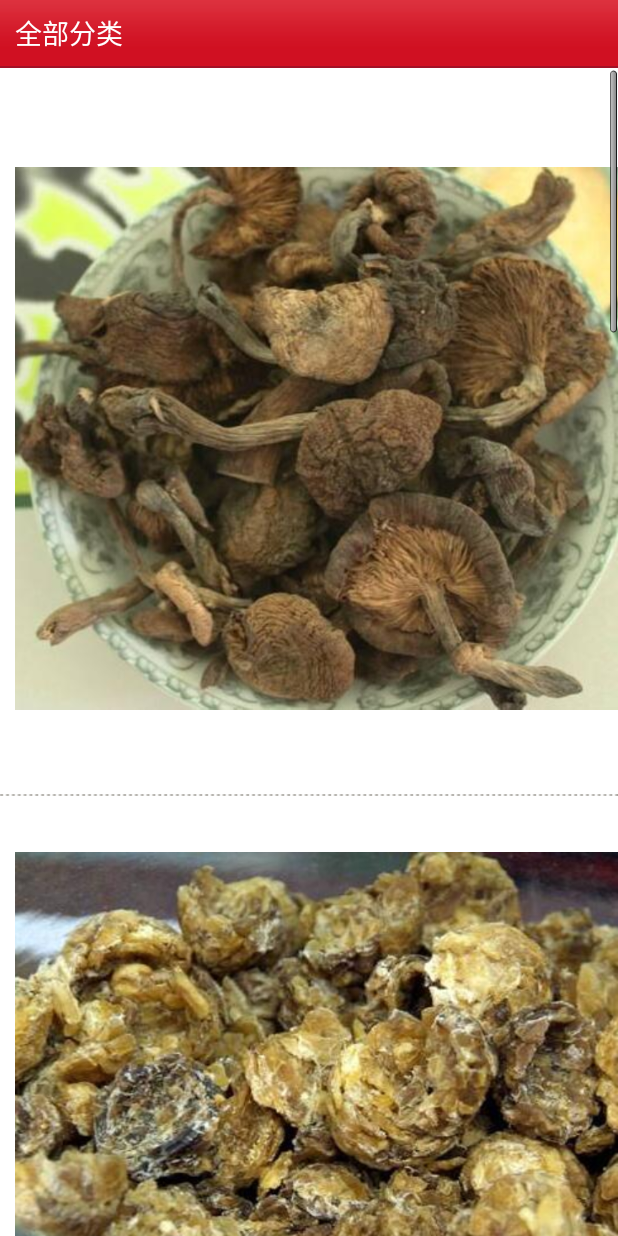
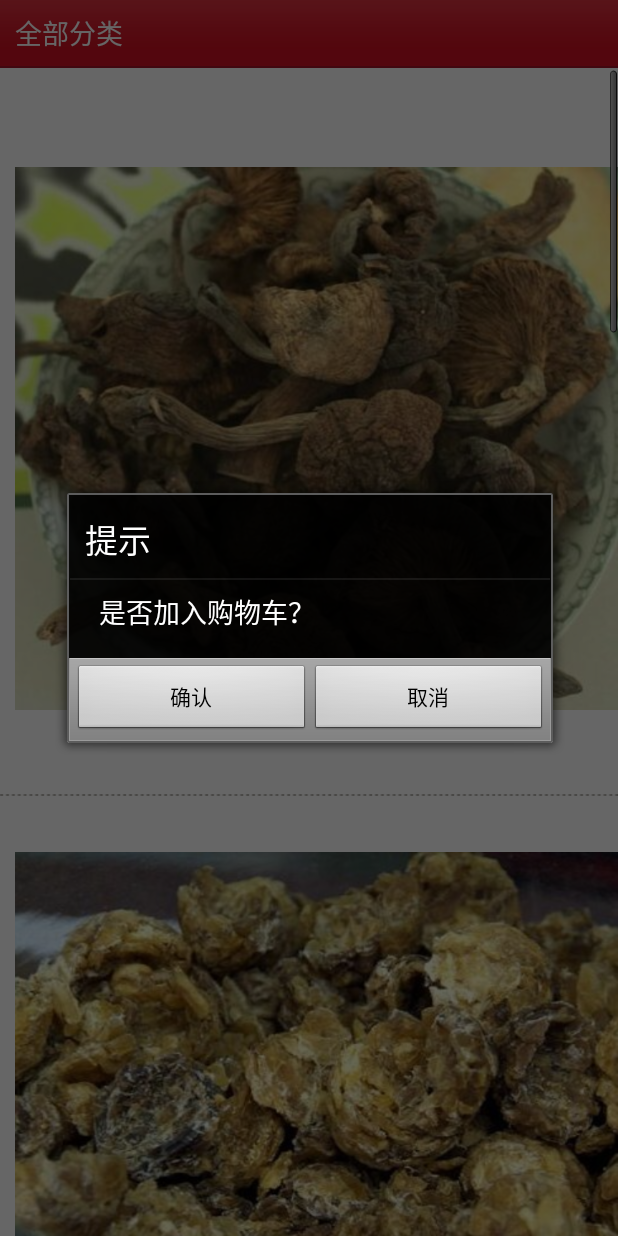
Before and after one commit to tiejiang/The-northeast-specialty-store, an Android app: the CategoryActivity screen opened directly, with no data from a screen before it, after a tap on "山珍", on a phone screen of 412 x 824 dp. Run offline under Robolectric (Android 15) with nearby library versions, the phone set to English and light mode, and no system bars; 1 statement that could not run was skipped.

Commit message:
修改了之前通过id获取不到正确索引的问题，实际的索引值在parent，还没有将获取的商品所以传递到购物车中

```diff
--- a/src/main/java/com/aily/northeastelecstore/entity/IndexGalleryItemData.java
+++ b/src/main/java/com/aily/northeastelecstore/entity/IndexGalleryItemData.java
@@ -42,4 +42,8 @@ public class IndexGalleryItemData {
 		this.price = price;
 	}
 
+	public void onClickEvent(){
+
+	}
+
 }
--- a/src/main/java/com/aily/northeastelecstore/ui/CategoryActivity.java
+++ b/src/main/java/com/aily/northeastelecstore/ui/CategoryActivity.java
@@ -1,5 +1,7 @@
 package com.aily.northeastelecstore.ui;
 
+import android.app.AlertDialog;
+import android.content.DialogInterface;
 import android.os.Bundle;
 import android.view.LayoutInflater;
 import android.view.View;
@@ -41,10 +43,32 @@ public class CategoryActivity extends BaseActivity {
 			@Override
 			public void onItemClick(AdapterView<?> adapterview, View view, int parent,
 					long id) {
-				Toast.makeText(CategoryActivity.this, "你点击了第"+id+"项", Toast.LENGTH_SHORT).show();
+				addToCartCar(parent);
+				Toast.makeText(CategoryActivity.this, "你点击了第"+id+"项"+ "parent= " + parent, Toast.LENGTH_SHORT).show();
 
 			}
 		});
+	}
+	//加入购物车的dialog
+	public void addToCartCar(int cart_index){
+
+		final AlertDialog.Builder builder = new AlertDialog.Builder(CategoryActivity.this);
+		builder.setTitle("提示");
+		builder.setMessage("是否加入购物车？");
+		builder.setPositiveButton("确认", new DialogInterface.OnClickListener() {
+			@Override
+			public void onClick(DialogInterface dialogInterface, int i) {
+
+				Toast.makeText(CategoryActivity.this, "已经加入购物车", Toast.LENGTH_SHORT).show();
+			}
+		});
+		builder.setNegativeButton("取消", new DialogInterface.OnClickListener() {
+			@Override
+			public void onClick(DialogInterface dialogInterface, int i) {
+
+			}
+		});
+		builder.create().show();
 	}
 
 	@Override
--- a/src/main/java/com/aily/northeastelecstore/ui/HomeActivity.java
+++ b/src/main/java/com/aily/northeastelecstore/ui/HomeActivity.java
@@ -130,7 +130,7 @@ public class HomeActivity extends TabActivity {
 
 		case R.id.menu_exit:
 
-			showAlertDialog("退出程序", "确定退出京东商城？", "确定", new OnClickListener() {
+			showAlertDialog("退出程序", "确定退出商城吗？", "确定", new OnClickListener() {
 
 				@Override
 				public void onClick(DialogInterface dialog, int which) {
--- a/src/main/java/com/aily/northeastelecstore/ui/IndexActivity.java
+++ b/src/main/java/com/aily/northeastelecstore/ui/IndexActivity.java
@@ -288,7 +288,7 @@ public class IndexActivity extends BaseActivity implements View.OnClickListener,
 		mPromotionGallery.setAdapter(mPromotionAdapter);
 
 		mStormGallery.setSelection(3);
-		mPromotionGallery.setSelection(3);
+		mPromotionGallery.setSelection(4);
 
 		mBarPopupWindow = new HomeSearchBarPopupWindow(this,
 				LayoutParams.MATCH_PARENT, LayoutParams.WRAP_CONTENT);
```
Also changed, not shown: 8 other files.
